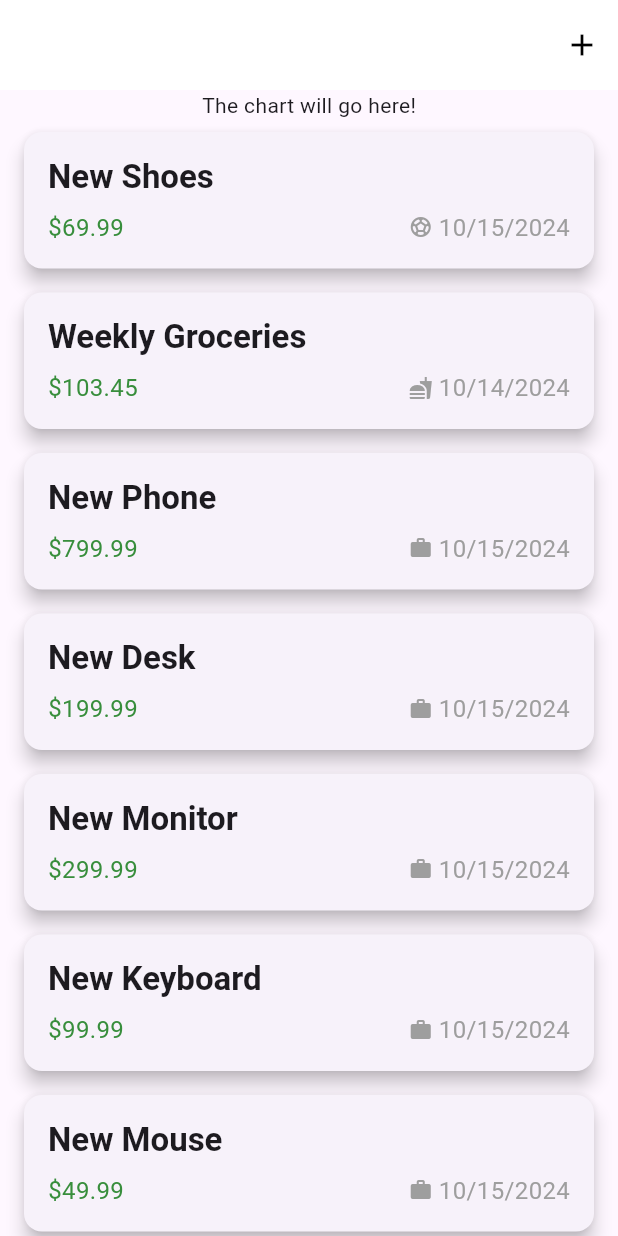
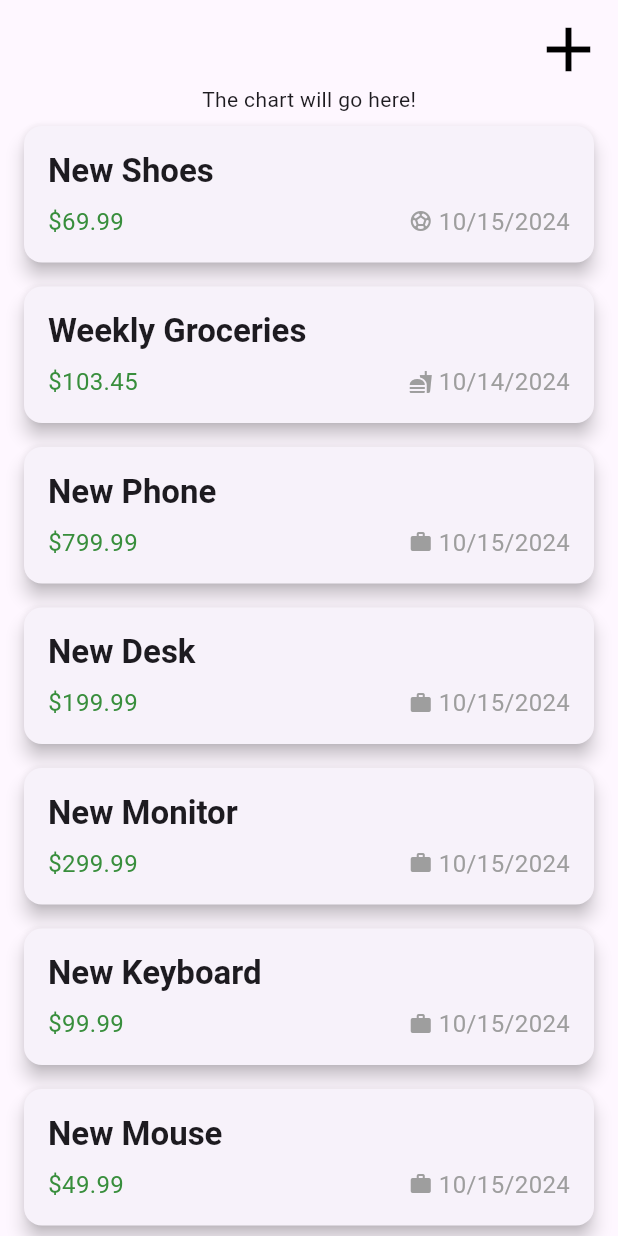
Before and after one commit to MichalMatu/expense_tracker, a Flutter app: the screen it shows after launch, on a phone screen of 412 x 824 dp. Run offline on Flutter 3.47's test engine with Material 3 defaults, Android fonts, the phone set to English and light mode, and no system bars.

Commit message:
button added

```diff
--- a/lib/widgets/expenses_list/expenses.dart
+++ b/lib/widgets/expenses_list/expenses.dart
@@ -80,12 +80,11 @@ class _ExpensesState extends State<Expensed> {
   Widget build(BuildContext context) {
     return Scaffold(
       appBar: AppBar(
-        toolbarHeight: 60, // Set a fixed height for the AppBar
-        backgroundColor: Colors.white, // Set the background color to white
         actions: [
+          // Add an icon button to the app bar, on the laft side
           IconButton(
               onPressed: () {},
-              icon: const Icon(Icons.add, color: Colors.black))
+              icon: const Icon(Icons.add, color: Colors.black, size: 50)),
         ],
       ),
       body: Column(
```
